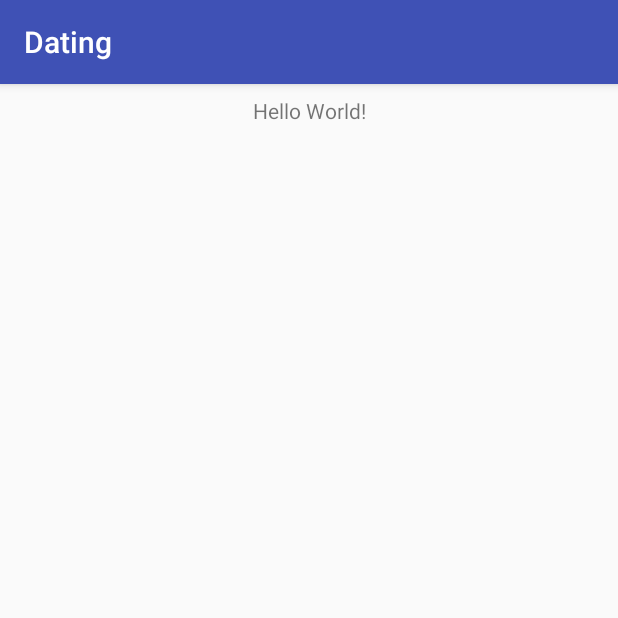
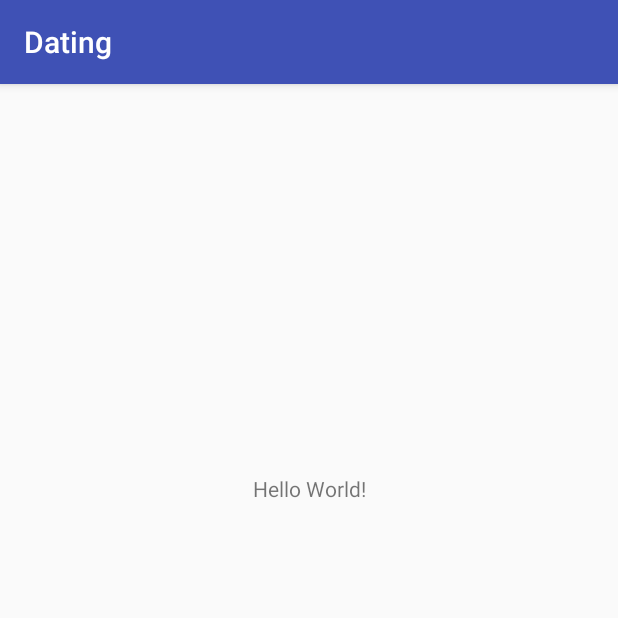
Before and after one commit to vankien96/Dating, an Android app: the screen it shows after launch (MainActivity), on a phone screen of 412 x 824 dp, the top half of it. Run offline under Robolectric (Android 15) with nearby library versions, the phone set to English and light mode, and no system bars.

Commit message:
Sua file mainactivity

```diff
--- a/app/src/main/res/layout/activity_main.xml
+++ b/app/src/main/res/layout/activity_main.xml
@@ -11,10 +11,11 @@
         android:layout_height="wrap_content"
         android:layout_marginEnd="8dp"
         android:layout_marginStart="8dp"
-        android:layout_marginTop="8dp"
+        android:layout_marginTop="260dp"
         android:gravity="center"
         android:text="Hello World!"
         app:layout_constraintEnd_toEndOf="parent"
+        app:layout_constraintHorizontal_bias="1.0"
         app:layout_constraintStart_toStartOf="parent"
         app:layout_constraintTop_toTopOf="parent" />
 
```
